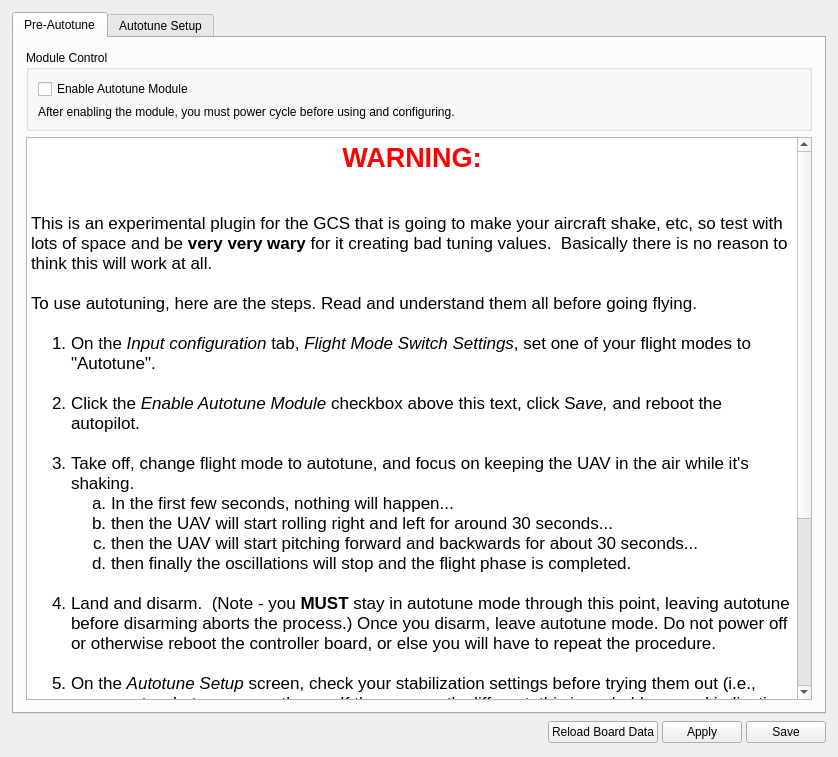
First picture: the form in ground/gcs/src/plugins/config/autotune.ui, repository TauLabs/TauLabs, before the edit.
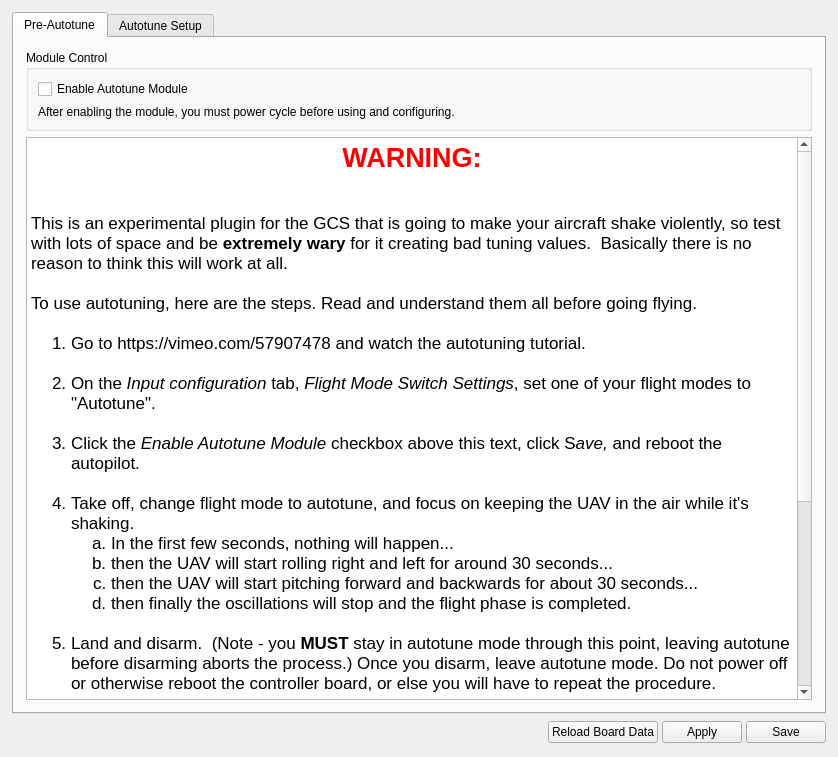
Second picture: the form after the edit.

Commit message: Added link to autotuning video.

The edit to the form file:
```diff
--- a/ground/gcs/src/plugins/config/autotune.ui
+++ b/ground/gcs/src/plugins/config/autotune.ui
@@ -58,8 +58,10 @@
 &lt;p align=&quot;center&quot; style=&quot; margin-top:0px; margin-bottom:0px; margin-left:0px; margin-right:0px; -qt-block-indent:0; text-indent:0px;&quot;&gt;&lt;span style=&quot; font-size:20pt; font-weight:600; color:#ff0000;&quot;&gt;WARNING:&lt;/span&gt;&lt;/p&gt;
 &lt;p style=&quot;-qt-paragraph-type:empty; margin-top:0px; margin-bottom:0px; margin-left:0px; margin-right:0px; -qt-block-indent:0; text-indent:0px;&quot;&gt;&lt;br /&gt;&lt;/p&gt;
 &lt;p style=&quot;-qt-paragraph-type:empty; margin-top:0px; margin-bottom:0px; margin-left:0px; margin-right:0px; -qt-block-indent:0; text-indent:0px;&quot;&gt;&lt;br /&gt;&lt;/p&gt;
-&lt;p style=&quot; margin-top:0px; margin-bottom:0px; margin-left:0px; margin-right:0px; -qt-block-indent:0; text-indent:0px;&quot;&gt;This is an experimental plugin for the GCS that is going to make your aircraft shake, etc, so test with lots of space and be &lt;span style=&quot; font-weight:600;&quot;&gt;very very wary&lt;/span&gt; for it creating bad tuning values.  Basically there is no reason to think this will work at all.&lt;br /&gt;&lt;br /&gt;To use autotuning, here are the steps. Read and understand them all before going flying.&lt;br /&gt;&lt;/p&gt;
-&lt;ol style=&quot;margin-top: 0px; margin-bottom: 0px; margin-left: 0px; margin-right: 0px; -qt-list-indent: 1;&quot;&gt;&lt;li style=&quot; margin-top:0px; margin-bottom:0px; margin-left:0px; margin-right:0px; -qt-block-indent:0; text-indent:0px;&quot;&gt;On the &lt;span style=&quot; font-style:italic;&quot;&gt;Input configuration&lt;/span&gt; tab, &lt;span style=&quot; font-style:italic;&quot;&gt;Flight Mode Switch Settings&lt;/span&gt;, set one of your flight modes to &amp;quot;Autotune&amp;quot;.&lt;/li&gt;
+&lt;p style=&quot; margin-top:0px; margin-bottom:0px; margin-left:0px; margin-right:0px; -qt-block-indent:0; text-indent:0px;&quot;&gt;This is an experimental plugin for the GCS that is going to make your aircraft shake violently, so test with lots of space and be &lt;span style=&quot; font-weight:600;&quot;&gt;extremely wary&lt;/span&gt; for it creating bad tuning values.  Basically there is no reason to think this will work at all.&lt;br /&gt;&lt;br /&gt;To use autotuning, here are the steps. Read and understand them all before going flying.&lt;br /&gt;&lt;/p&gt;
+&lt;ol style=&quot;margin-top: 0px; margin-bottom: 0px; margin-left: 0px; margin-right: 0px; -qt-list-indent: 1;&quot;&gt;&lt;li style=&quot; margin-top:0px; margin-bottom:0px; margin-left:0px; margin-right:0px; -qt-block-indent:0; text-indent:0px;&quot;&gt;Go to https://vimeo.com/57907478 and watch the autotuning tutorial.&lt;/li&gt;
+&lt;p style=&quot;-qt-paragraph-type:empty; margin-top:0px; margin-bottom:0px; margin-left:0px; margin-right:0px; -qt-block-indent:1; text-indent:0px;&quot;&gt;&lt;br /&gt;&lt;/p&gt;
+&lt;li style=&quot; margin-top:0px; margin-bottom:0px; margin-left:0px; margin-right:0px; -qt-block-indent:0; text-indent:0px;&quot;&gt;On the &lt;span style=&quot; font-style:italic;&quot;&gt;Input configuration&lt;/span&gt; tab, &lt;span style=&quot; font-style:italic;&quot;&gt;Flight Mode Switch Settings&lt;/span&gt;, set one of your flight modes to &amp;quot;Autotune&amp;quot;.&lt;/li&gt;
 &lt;p style=&quot;-qt-paragraph-type:empty; margin-top:0px; margin-bottom:0px; margin-left:0px; margin-right:0px; -qt-block-indent:1; text-indent:0px;&quot;&gt;&lt;br /&gt;&lt;/p&gt;
 &lt;li style=&quot; margin-top:0px; margin-bottom:0px; margin-left:0px; margin-right:0px; -qt-block-indent:0; text-indent:0px;&quot;&gt;Click the &lt;span style=&quot; font-style:italic;&quot;&gt;Enable Autotune Module&lt;/span&gt; checkbox above this text, click S&lt;span style=&quot; font-style:italic;&quot;&gt;ave,&lt;/span&gt; and reboot the autopilot.&lt;br /&gt;&lt;/li&gt;
 &lt;li style=&quot; margin-top:0px; margin-bottom:0px; margin-left:0px; margin-right:0px; -qt-block-indent:0; text-indent:0px;&quot;&gt;Take off, change flight mode to autotune, and focus on keeping the UAV in the air while it's shaking.&lt;/li&gt;
```
Left out of the diff: 4 changed lines with no effect on the pictures.
